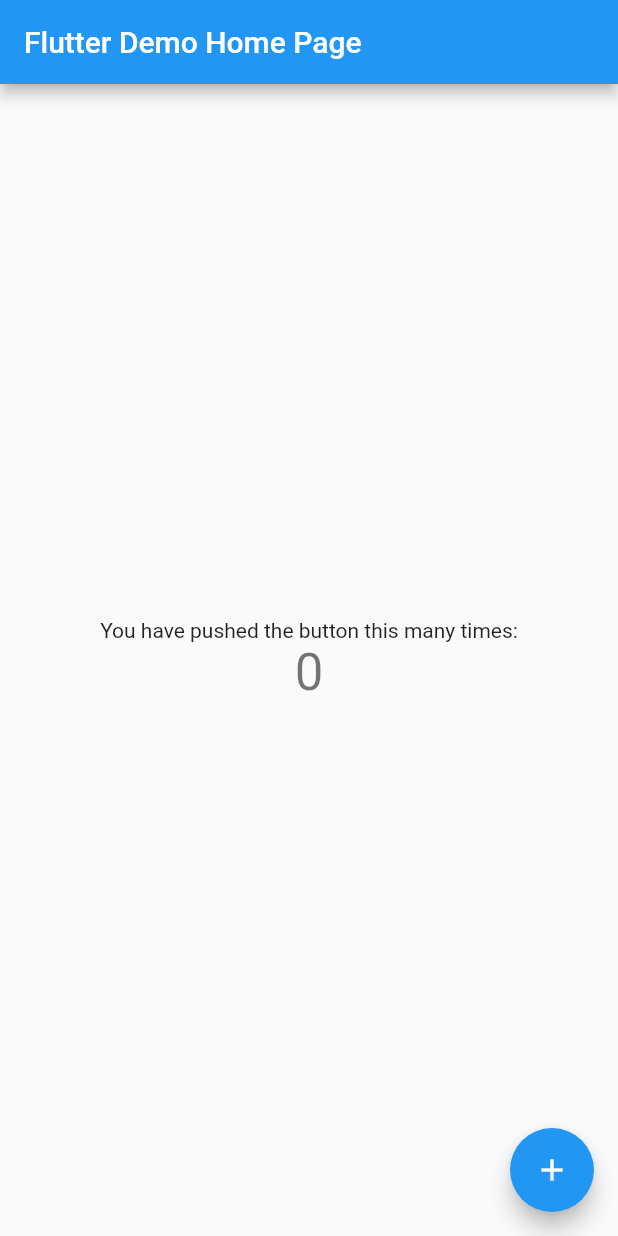
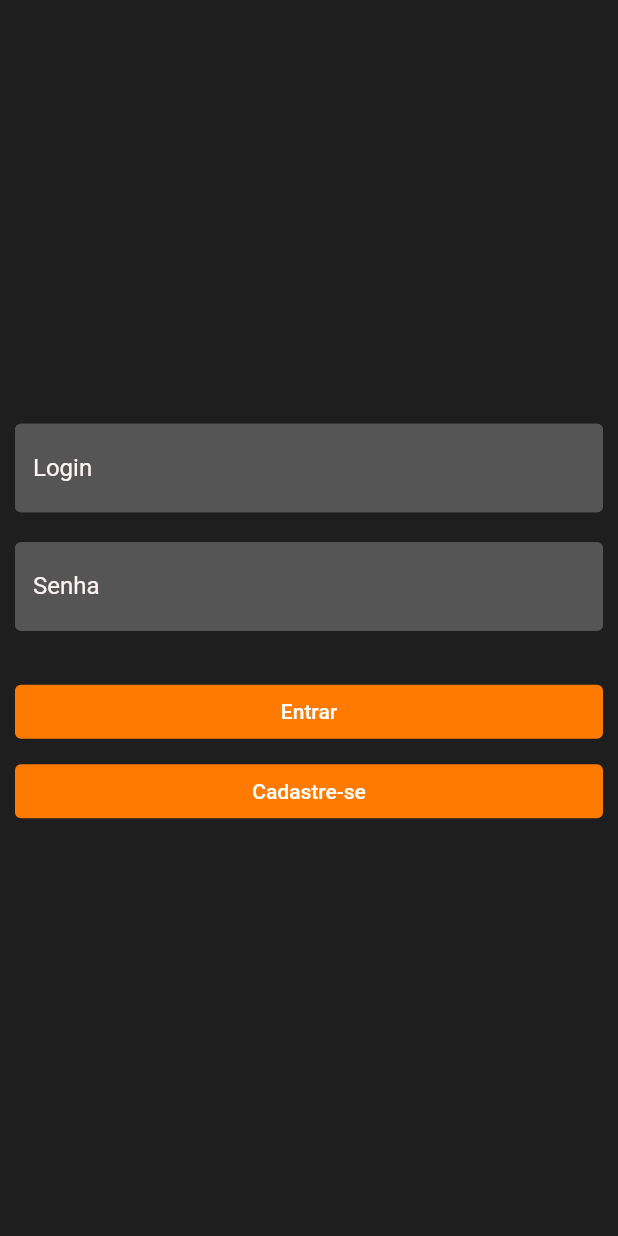
Before and after one commit to Geovane-Araujo/casa-simples, a Flutter app: the screen it shows after launch, on a phone screen of 412 x 824 dp. Run offline on Flutter 3.47's test engine with Material 2 defaults, Android fonts, the phone set to English and light mode, and no system bars.

Commit message:
iniciado a tela de login

```diff
--- a/lib/main.dart
+++ b/lib/main.dart
@@ -1,3 +1,5 @@
+import 'package:casa_simple/model/personalcolors.dart';
+import 'package:casa_simple/pages/login.dart';
 import 'package:flutter/material.dart';
 
 void main() {
@@ -7,65 +9,34 @@ void main() {
 class MyApp extends StatelessWidget {
   const MyApp({Key? key}) : super(key: key);
 
-  // This widget is the root of your application.
   @override
   Widget build(BuildContext context) {
     return MaterialApp(
-      title: 'Flutter Demo',
+      debugShowCheckedModeBanner: false,
+      title: "Casa Simples",
       theme: ThemeData(
-        primarySwatch: Colors.blue,
+        hintColor: PersonalColors.testeAbsurdo,
+        inputDecorationTheme: InputDecorationTheme(
+          enabledBorder: OutlineInputBorder(
+            borderSide: BorderSide(color: PersonalColors.hintBackInput)
+          ),
+        ),
+        elevatedButtonTheme: ElevatedButtonThemeData(
+          style: TextButton.styleFrom(backgroundColor: PersonalColors.primaryText)
+        ),
+        primaryColorDark: PersonalColors.primaryColorDark,
+        primaryColor: PersonalColors.hintBackInput,
+        textSelectionTheme: TextSelectionThemeData(cursorColor: PersonalColors.primaryBack)
       ),
-      home: const MyHomePage(title: 'Flutter Demo Home Page'),
+      home: onConveragePreferenceGuild(),
     );
   }
-}
 
-class MyHomePage extends StatefulWidget {
-  const MyHomePage({Key? key, required this.title}) : super(key: key);
-
-  final String title;
-
-  @override
-  State<MyHomePage> createState() => _MyHomePageState();
-}
-
-class _MyHomePageState extends State<MyHomePage> {
-  int _counter = 0;
-
-  void _incrementCounter() {
-    setState(() {
-      _counter++;
-    });
-  }
-
-  @override
-  Widget build(BuildContext context) {
-
-    return Scaffold(
-      appBar: AppBar(
-
-        title: Text(widget.title),
-      ),
-      body: Center(
-
-        child: Column(
-          mainAxisAlignment: MainAxisAlignment.center,
-          children: <Widget>[
-            const Text(
-              'You have pushed the button this many times:',
-            ),
-            Text(
-              '$_counter',
-              style: Theme.of(context).textTheme.headline4,
-            ),
-          ],
-        ),
-      ),
-      floatingActionButton: FloatingActionButton(
-        onPressed: _incrementCounter,
-        tooltip: 'Increment',
-        child: const Icon(Icons.add),
-      ), // This trailing comma makes auto-formatting nicer for build methods.
-    );
+  onConveragePreferenceGuild(){
+    int a = 0;
+    if(a == 0)
+      return Login();
+    else
+      return null;
   }
 }
--- /dev/null
+++ b/lib/model/personalcolors.dart
@@ -0,0 +1,11 @@
+import 'package:flutter/cupertino.dart';
+
+class PersonalColors{
+
+  static Color primaryText = Color(0xFFFF7A00);
+  static Color hintBackInput = Color(0xFF555555);
+  static Color primaryBack  = Color(0xFF1E1E1E);
+  static Color primaryColorDark = Color(0xFF1E1E1E);
+  static Color primaryTextColor = Color(0xFFF5F1F1);
+  static Color testeAbsurdo = Color(0xFFFCF4F4);
+}
--- /dev/null
+++ b/lib/pages/login.dart
@@ -0,0 +1,84 @@
+import 'package:casa_simple/model/personalcolors.dart';
+import 'package:flutter/cupertino.dart';
+import 'package:flutter/material.dart';
+
+class Login extends StatefulWidget {
+  const Login({Key? key}) : super(key: key);
+
+  @override
+  _LoginState createState() => _LoginState();
+}
+
+class _LoginState extends State<Login> {
+  @override
+  Widget build(BuildContext context) {
+    return Scaffold(
+      backgroundColor: PersonalColors.primaryBack,
+
+      body: Center(
+        child: Column(
+          mainAxisAlignment: MainAxisAlignment.center,
+          crossAxisAlignment: CrossAxisAlignment.stretch,
+          children: [
+            Container(
+              margin: EdgeInsets.all(10),
+              child: TextField(
+                style: TextStyle(
+                  color: PersonalColors.primaryText,
+                ),
+                keyboardType: TextInputType.emailAddress,
+                decoration: InputDecoration(
+                    filled: true,
+                    labelText: "Login",
+                    hintText: "Login",
+                    fillColor: PersonalColors.hintBackInput,
+                    border: OutlineInputBorder(borderSide: BorderSide(color: PersonalColors.hintBackInput))
+                ),
+              ),
+            ),
+            Container(
+              margin: EdgeInsets.all(10),
+              child: TextField(
+                style: TextStyle(
+                  color: PersonalColors.primaryText,
+                ),
+                keyboardType: TextInputType.visiblePassword,
+                decoration: InputDecoration(
+                    filled: true,
+                    labelText: "Senha",
+                    hintText: "senha",
+                    fillColor: PersonalColors.hintBackInput,
+                    border: OutlineInputBorder(borderSide: BorderSide(color: PersonalColors.hintBackInput))
+                ),
+              ),
+            ),
+            Container(
+              margin: EdgeInsets.only(top: 20,left: 10,right: 10),
+                child: TextButton(
+                  style: TextButton.styleFrom(
+                      backgroundColor: PersonalColors.primaryText
+                  ),
+                  child: Text("Entrar",style: TextStyle(color: Colors.white)),
+                  onPressed: (){
+
+                  },
+                )
+            ),
+            Container(
+                margin: EdgeInsets.only(top: 5,left: 10,right: 10),
+                child: TextButton(
+                  style: TextButton.styleFrom(
+                      backgroundColor: PersonalColors.primaryText
+                  ),
+                  child: Text("Cadastre-se",style: TextStyle(color: Colors.white)),
+                  onPressed: (){
+
+                  },
+                )
+            )
+          ],
+        ),
+      ),
+    );
+  }
+}
```
Also changed, not shown: lib/components/components.dart (added, +150 -0 lines).
